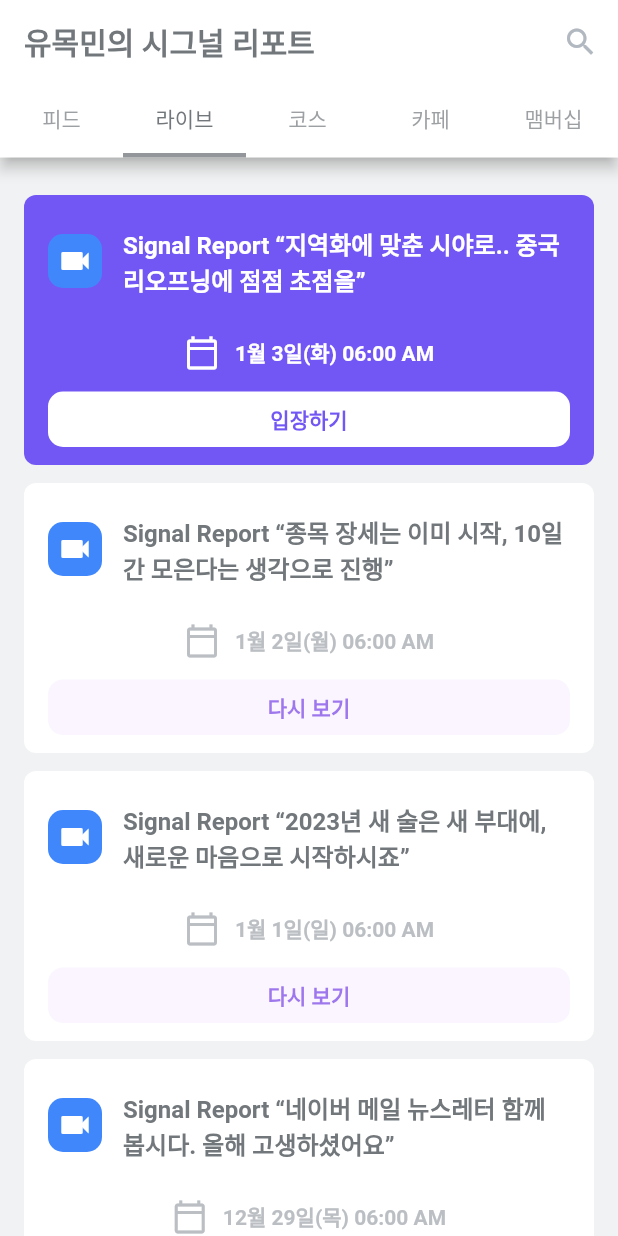
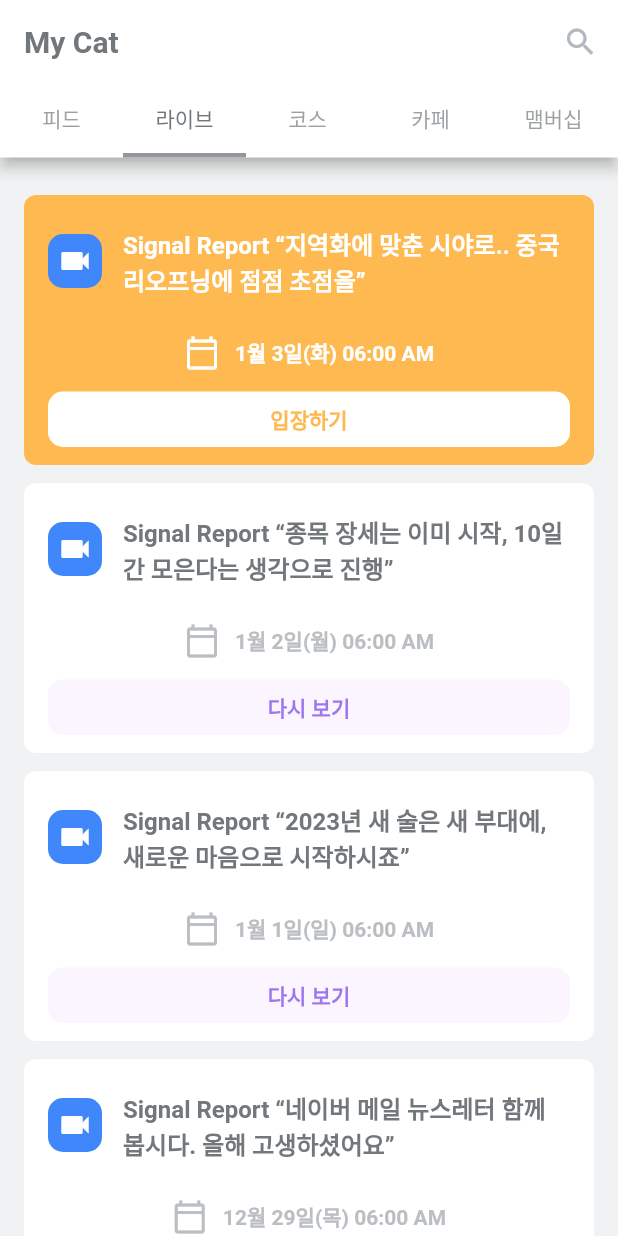
Before and after one commit to NaJinju/my_siri, a Flutter app: the HomeScreen screen opened directly, tab 2 chosen, on a phone screen of 412 x 824 dp. Run offline on Flutter 3.47's test engine with Material 2 defaults, Android fonts, the phone set to English and light mode, and no system bars; our stand-ins replace flutter_svg, get; network calls fail.

Commit message:
my_cat 처리

```diff
--- a/lib/api/api_service.dart
+++ b/lib/api/api_service.dart
@@ -11,7 +11,7 @@ class ApiService {
   static const String verson3 = 'v3.0';
 
   static const String courseUrl =
-      '$baseUrl/$verson3/channels/$channelSeq/courses?q=%EC%8B%9C%EB%A6%AC';
+      '$baseUrl/$verson3/channels/$channelSeq/courses?q=%EB%A7%88%EC%9D%B4%EC%BA%A3';
   static const String postUrl =
       '$baseUrl/$verson1/channels/$channelSeq/boards/$boardSeq/posts';
 
--- a/lib/modules/authentication/login/login_form_screen.dart
+++ b/lib/modules/authentication/login/login_form_screen.dart
@@ -10,11 +10,11 @@ class LoginFormScreen extends StatelessWidget {
 
   void _onTapLoginButton(BuildContext context) {
     // print(_idController.value.text);
-    Navigator.pushNamed(context, '/main');
+    Navigator.pushReplacementNamed(context, '/main');
   }
 
   void _onTapSignupButton(BuildContext context) {
-    Navigator.pushNamed(context, '/signup');
+    Navigator.pushReplacementNamed(context, '/signup');
   }
 
   @override
@@ -89,7 +89,7 @@ class LoginFormScreen extends StatelessWidget {
                   onTap: () => _onTapSignupButton(context),
                   child: const Text(
                     '회원가입',
-                    style: TextStyle(color: Color(0XFF8860DE)),
+                    style: TextStyle(color: Color(0xFFFFB951)),
                   ),
                 )
               ],
--- a/lib/modules/authentication/login/login_type_screen.dart
+++ b/lib/modules/authentication/login/login_type_screen.dart
@@ -7,7 +7,7 @@ class LoginTypeScreen extends StatelessWidget {
   const LoginTypeScreen({super.key});
 
   void _onTapSignupButton(BuildContext context) {
-    Navigator.pushNamed(context, '/signup');
+    Navigator.pushReplacementNamed(context, '/signup');
   }
 
   @override
@@ -71,7 +71,7 @@ class LoginTypeScreen extends StatelessWidget {
                   onTap: () => _onTapSignupButton(context),
                   child: const Text(
                     '회원가입',
-                    style: TextStyle(color: Color(0XFF8860DE)),
+                    style: TextStyle(color: Color(0xFFFFB951)),
                   ),
                 )
               ],
--- a/lib/modules/authentication/signup/signup_form_screen.dart
+++ b/lib/modules/authentication/signup/signup_form_screen.dart
@@ -11,11 +11,11 @@ class SignupFormScreen extends StatelessWidget {
   final TextEditingController _passwordController = TextEditingController();
 
   void _onTapNextButton(BuildContext context) {
-    Navigator.pushNamed(context, '/signup_verify');
+    Navigator.pushReplacementNamed(context, '/signup_verify');
   }
 
   void _onTapLoginButton(BuildContext context) {
-    Navigator.pushNamed(context, '/login');
+    Navigator.pushReplacementNamed(context, '/login');
   }
 
   @override
@@ -98,7 +98,7 @@ class SignupFormScreen extends StatelessWidget {
                   onTap: () => _onTapLoginButton(context),
                   child: const Text(
                     '로그인',
-                    style: TextStyle(color: Color(0XFF8860DE)),
+                    style: TextStyle(color: Color(0xFFFFB951)),
                   ),
                 )
               ],
--- a/lib/modules/authentication/signup/signup_type_screen.dart
+++ b/lib/modules/authentication/signup/signup_type_screen.dart
@@ -8,7 +8,7 @@ class SignupTypeScreen extends StatelessWidget {
   bool checkboxValue = true;
 
   void _onTapLoginButton(BuildContext context) {
-    Navigator.pushNamed(context, '/login');
+    Navigator.pushReplacementNamed(context, '/login');
   }
 
   @override
@@ -45,7 +45,7 @@ class SignupTypeScreen extends StatelessWidget {
             Row(
               children: [
                 Checkbox(
-                  activeColor: const Color(0XFF8860DE),
+                  activeColor: const Color(0xFFFFB951),
                   value: checkboxValue,
                   onChanged: (newValue) {
                     print(newValue);
@@ -89,7 +89,7 @@ class SignupTypeScreen extends StatelessWidget {
                   onTap: () => _onTapLoginButton(context),
                   child: const Text(
                     '로그인',
-                    style: TextStyle(color: Color(0XFF8860DE)),
+                    style: TextStyle(color: Color(0xFFFFB951)),
                   ),
                 )
               ],
--- a/lib/modules/authentication/signup/signup_verify_screen.dart
+++ b/lib/modules/authentication/signup/signup_verify_screen.dart
@@ -8,7 +8,7 @@ class SignupVerifyScreen extends StatelessWidget {
   final TextEditingController _verifyNumberController = TextEditingController();
 
   void _onTapNextButton(BuildContext context) {
-    Navigator.pushNamed(context, '/signup_detail_form');
+    Navigator.pushReplacementNamed(context, '/signup_detail_form');
   }
 
   @override
@@ -56,7 +56,7 @@ class SignupVerifyScreen extends StatelessWidget {
                 Text(
                   'sr.kim@naver.com',
                   style: TextStyle(
-                    color: Color(0XFF8860DE),
+                    color: Color(0xFFFFB951),
                   ),
                 ),
                 Text('으로 전송된 4자리 번호를 입력하세요.'),
--- a/lib/modules/main/chat/vertical_chat_list.dart
+++ b/lib/modules/main/chat/vertical_chat_list.dart
@@ -5,7 +5,7 @@ class VerticalChatList extends StatelessWidget {
   final List<Map<String, dynamic>> data;
 
   void _moveToChatRoom(BuildContext context) {
-    Navigator.pushNamed(context, '/chatroom');
+    Navigator.pushReplacementNamed(context, '/chatroom');
   }
 
   @override
--- a/lib/modules/main/home/home_screen.dart
+++ b/lib/modules/main/home/home_screen.dart
@@ -62,7 +62,7 @@ class HomeScreen extends StatelessWidget {
           title: const Align(
             alignment: Alignment.centerLeft,
             child: Text(
-              '유목민의 시그널 리포트',
+              'My Cat',
               style: TextStyle(
                 fontWeight: FontWeight.w700,
               ),
--- a/lib/modules/main/home/tabs/feed/feed_tab.dart
+++ b/lib/modules/main/home/tabs/feed/feed_tab.dart
@@ -1,5 +1,5 @@
 import 'package:flutter/material.dart';
-import 'package:my_siri/modules/main/home/tabs/feed/getx_horizontal_image_slider.dart';
+import 'package:my_siri/modules/main/home/tabs/feed/horizontal_image_slider.dart';
 import 'package:my_siri/modules/main/home/tabs/feed/vertical_feed_list.dart';
 import 'package:my_siri/shared/enum/widget_enum.dart';
 import 'package:my_siri/shared/widgets/custom_select_box.dart';
@@ -27,8 +27,8 @@ class FeedTab extends StatelessWidget {
           const SizedBox(
             height: 25,
           ),
-          GetxHorizontalImageSlider(),
-          // const HorizontalImageSlider(),
+          // GetxHorizontalImageSlider(),
+          const HorizontalImageSlider(),
           const SizedBox(
             height: 20,
           ),
--- a/lib/modules/main/home/tabs/live/vertical_live_list.dart
+++ b/lib/modules/main/home/tabs/live/vertical_live_list.dart
@@ -46,7 +46,7 @@ class VerticalLiveList extends StatelessWidget {
         return Container(
           decoration: BoxDecoration(
             borderRadius: BorderRadius.circular(8),
-            color: item['isNowLive'] ? const Color(0XFF7357F5) : Colors.white,
+            color: item['isNowLive'] ? const Color(0xFFFFB951) : Colors.white,
           ),
           padding: const EdgeInsets.only(
             top: 20,
@@ -138,7 +138,7 @@ class VerticalLiveList extends StatelessWidget {
                           item['isNowLive'] ? '입장하기' : '다시 보기',
                           style: TextStyle(
                             color: item['isNowLive']
-                                ? const Color(0XFF7357F5)
+                                ? const Color(0xFFFFB951)
                                 : const Color(0XFF9E77ED),
                             fontWeight: FontWeight.w700,
                           ),
--- a/lib/modules/main/main_screen.dart
+++ b/lib/modules/main/main_screen.dart
@@ -29,7 +29,7 @@ class _MainScreenState extends State<MainScreen> {
       child: Scaffold(
         backgroundColor: Colors.white,
         floatingActionButton: FloatingActionButton(
-          backgroundColor: const Color(0XFF7357F5),
+          backgroundColor: const Color(0xFFFFB951),
           onPressed: () => _onTapNavigationTab(2),
           tooltip: 'Create',
           child: const Icon(Icons.flag_rounded),
--- a/lib/shared/temp_data/sample_chat_room_data.dart
+++ b/lib/shared/temp_data/sample_chat_room_data.dart
@@ -2,7 +2,7 @@ class SampleChatRoomData {
   static const List<Map<String, dynamic>> data1 = [
     {
       'id': 1,
-      'userName': '유목민의 시그널 리포트',
+      'userName': 'My Cat',
       'imageUrl':
           'https://s3.ap-northeast-2.amazonaws.com/com.liveschole/common/1675941962128.png',
       'content':
@@ -14,7 +14,7 @@ class SampleChatRoomData {
     },
     {
       'id': 2,
-      'userName': '유목민의 시그널 리포트',
+      'userName': 'My Cat',
       'imageUrl':
           'https://s3.ap-northeast-2.amazonaws.com/com.liveschole/common/1675941962128.png',
       'content': '한수원, 폴란드 원전 수출 5부 능선 넘었다.. 기본 계획 제출',
@@ -58,7 +58,7 @@ class SampleChatRoomData {
     },
     {
       'id': 6,
-      'userName': '유목민의 시그널 리포트',
+      'userName': 'My Cat',
       'imageUrl':
           'https://s3.ap-northeast-2.amazonaws.com/com.liveschole/common/1675941962128.png',
       'content':
--- a/lib/shared/widgets/auth_buttons.dart
+++ b/lib/shared/widgets/auth_buttons.dart
@@ -28,7 +28,7 @@ class AuthButton extends StatelessWidget {
             color: const Color(0XFF18181C).withOpacity(0.16),
           ),
           borderRadius: BorderRadius.circular(8),
-          color: const Color(0XFF8860DE),
+          color: const Color(0xFFFFB951),
         ),
         child: Center(
           child: Text(
@@ -58,9 +58,9 @@ class AuthSocialButton extends StatelessWidget {
 
   void _onTapEmailLogin(BuildContext context) {
     if (screenType == AuthButtonScreenType.login) {
-      Navigator.pushNamed(context, '/login_form');
+      Navigator.pushReplacementNamed(context, '/login_form');
     } else {
-      Navigator.pushNamed(context, '/signup_form');
+      Navigator.pushReplacementNamed(context, '/signup_form');
     }
   }
 
```
Also changed, not shown: lib/modules/authentication/signup/signup_detail_form_screen.dart (+4 -4 lines), lib/modules/main/home/tabs/feed/horizontal_image_slider.dart (+10 -6 lines).
